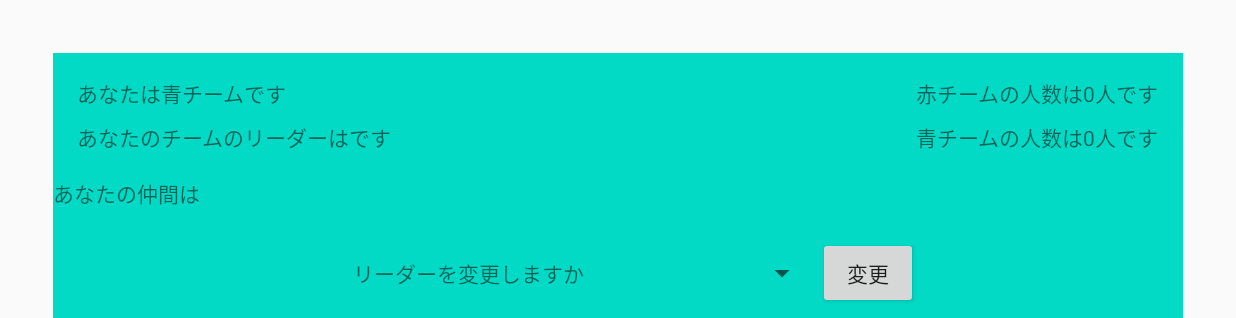
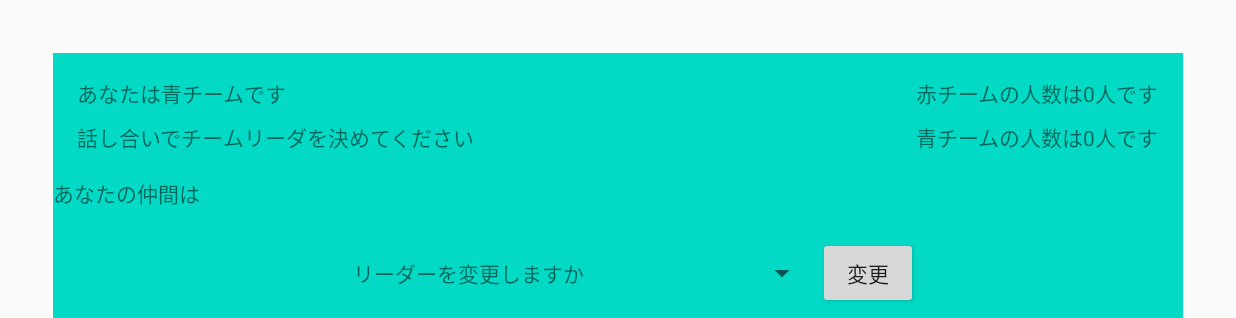
Before and after one commit to yukari00/Codename, an Android app: the fragment GameSettingFragment placed in its activity, after a tap on "変更", on a phone screen of 824 x 412 dp (held sideways). Shown: the top 318 px of the screen. Run offline under Robolectric (Android 15) with nearby library versions, the phone set to English and light mode, and no system bars; our stand-ins replace Firebase (no records; nobody signed in at launch, a user with empty details on screens opened directly); libraries missing offline, so code that uses them is left out: com.opencsv; 13 statements that could not run were skipped.

```diff
--- a/app/src/main/java/com/example/codename/Constant.kt
+++ b/app/src/main/java/com/example/codename/Constant.kt
@@ -15,3 +15,5 @@ enum class Team {
 var isDataFinished = false
 
 var status: Status = Status.JOIN_ROOM
+
+var isHost = false
--- a/app/src/main/java/com/example/codename/GameSettingFragment.kt
+++ b/app/src/main/java/com/example/codename/GameSettingFragment.kt
@@ -112,10 +112,10 @@ class GameSettingFragment : Fragment() {
                 }
 
                 if (status == Status.CREATE_ROOM) {
+
                     splitMembersToTwoTeam(membersList, nickname)
-                }
 
-                //Creatorがチームを作っている間にロード中ができたらいい（チーム編成が終わったらメンバーの画面が表示される）
+                } else {
                     val teamRed: MutableList<String> = mutableListOf()
                     val teamBlue: MutableList<String> = mutableListOf()
                     database.collection(dbCollection).document(keyword).collection("members")
@@ -139,6 +139,10 @@ class GameSettingFragment : Fragment() {
                                     setSpinner(teamRed, teamBlue)
                                     individualsInfo(teamRed, teamBlue)
                 }
+
+                //Creatorがチームを作っている間にロード中ができたらいい（チーム編成が終わったらメンバーの画面が表示される）
+
+                            }
                     }
             }
     }
@@ -161,21 +165,23 @@ class GameSettingFragment : Fragment() {
 
     private fun showHost(myTeam: String) {
         var host: String? = ""
+
         database.collection(dbCollection).document(keyword).collection("members")
             .whereEqualTo("host", true).get().addOnSuccessListener {
-                Log.d("CHHHHHHHHHHHCHECKTHIS", "${it}")
                 if (it.isEmpty) {
                     text_if_leader.setText("話し合いでチームリーダを決めてください")
                 }
                 else {
                    for(document in it){
-                       if(document.getString("team") === myTeam){
+
+                       if(document.getString("team") == myTeam){
+
                            host = document.getString("name")
                        }
                    }
                     when(host){
                         nickname -> text_if_leader.setText("あなたはリーダーです")
-                        "" -> text_if_leader.setText("話し合いでチームリーダを決めてください")
+                        "" -> text_if_leader.setText("話し合いでチームリーダを決めてくださいne")
                         else -> text_if_leader.setText("あなたのチームのリーダーは${host}です")
                     }
                 }
@@ -190,10 +196,10 @@ class GameSettingFragment : Fragment() {
         val teamBlue: MutableList<String> = mutableListOf()
 
         val memberNum = membersList.size / 2
-        for (i in 0..memberNum - 1) {
+        for (i in 0 until memberNum) {
             teamRed.add(membersList[i])
         }
-        for (j in memberNum..membersList.size - 1) {
+        for (j in memberNum until membersList.size) {
             teamBlue.add(membersList[j])
         }
 
@@ -209,6 +215,9 @@ class GameSettingFragment : Fragment() {
                 .set(memberInfo)
         }
 
+        text_red_mem_num.setText("赤チームの人数は${teamRed.size}人です")
+        text_blue_mem_num.setText("青チームの人数は${teamBlue.size}人です")
+
         setSpinner(teamRed, teamBlue)
         individualsInfo(teamRed, teamBlue)
 
@@ -217,7 +226,7 @@ class GameSettingFragment : Fragment() {
     private fun setSpinner(teamRed: MutableList<String>, teamBlue: MutableList<String>) {
 
         var host: String = ""
-
+        var listNotSelected = mutableListOf<String>()
         val isMyTeam = if (teamRed.contains(nickname)) {
             Team.RED
         } else Team.BLUE
@@ -248,18 +257,32 @@ class GameSettingFragment : Fragment() {
                 val selectedMember = spinnerParent.selectedItem as String
                 host = selectedMember
 
+                listNotSelected = wasNotSelectedPeopleList(selectedMember, isMyTeam ,teamRed, teamBlue)
+
                 }
             }
 
         btn_change_leader.setOnClickListener {
 
+            if(host == nickname) isHost = true
+            Log.d("MEMBER", "$isHost")
+            Log.d("nickname", "$nickname")
+            Log.d("HOST", "$host")
+
             val newHost = Member(host, isMyTeam, isHost = true)
+            Log.d("LISTNOTSELECTED", "$listNotSelected")
+            listNotSelected.forEach {
+                database.collection(dbCollection).document(keyword).collection("members")
+                    .document(it)
+                    .set(Member(it, isMyTeam, isHost= false))
+            }
 
             database.collection(dbCollection).document(keyword).collection("members")
                 .document(host)
                 .set(newHost)
 
-            text_if_leader.setText("あなたのチームのリーダーは${host}です")
+            val myTeamString = if (isMyTeam == Team.RED) "RED" else "BLUE"
+            showHost(myTeamString)
 
             database.collection(dbCollection).document(keyword).collection("members")
                 .whereEqualTo("host", true).get().addOnSuccessListener {
@@ -271,6 +294,16 @@ class GameSettingFragment : Fragment() {
                     btn_prepared.isEnabled = host.size == 2
                 }
         }
+    }
+
+    private fun wasNotSelectedPeopleList(selectedMember: String, isMyTeam: Team, teamRed: MutableList<String>, teamBlue: MutableList<String>): MutableList<String> {
+
+        when(isMyTeam){
+
+            Team.RED -> return teamRed.filterNot { it == selectedMember }.toMutableList()
+            Team.BLUE -> return teamBlue.filterNot { it == selectedMember }.toMutableList()
+        }
+
     }
 
     companion object {
```
Also changed, not shown: app/src/main/java/com/example/codename/CardAdapter.kt (+21 -0 lines). Lines whose indentation alone changed are shown as unchanged.
